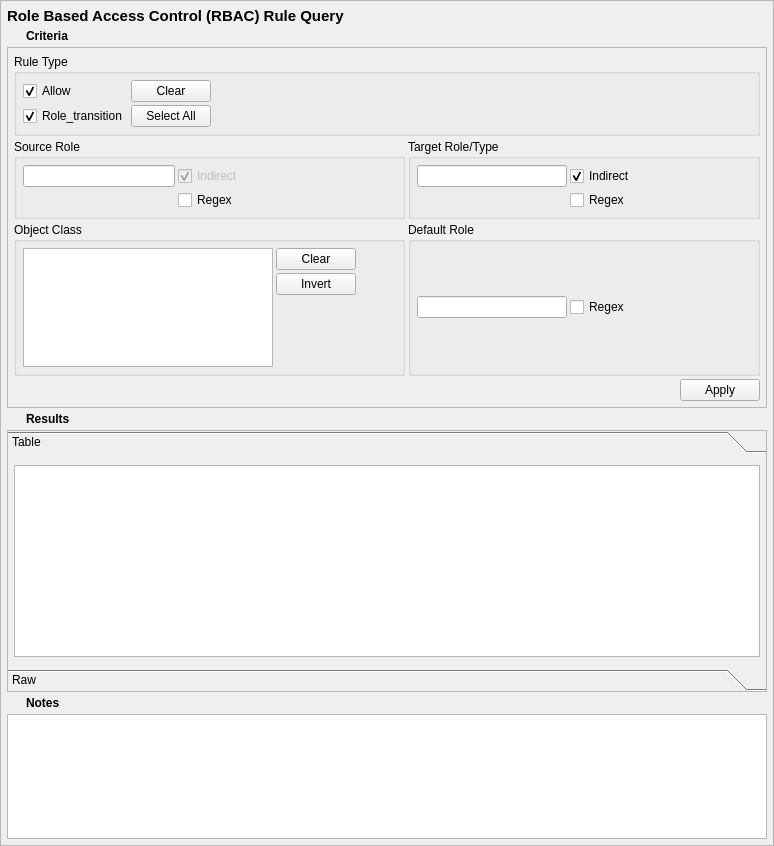
Old version of the form data/rbacrulequery.ui in the repository SELinuxProject/setools.
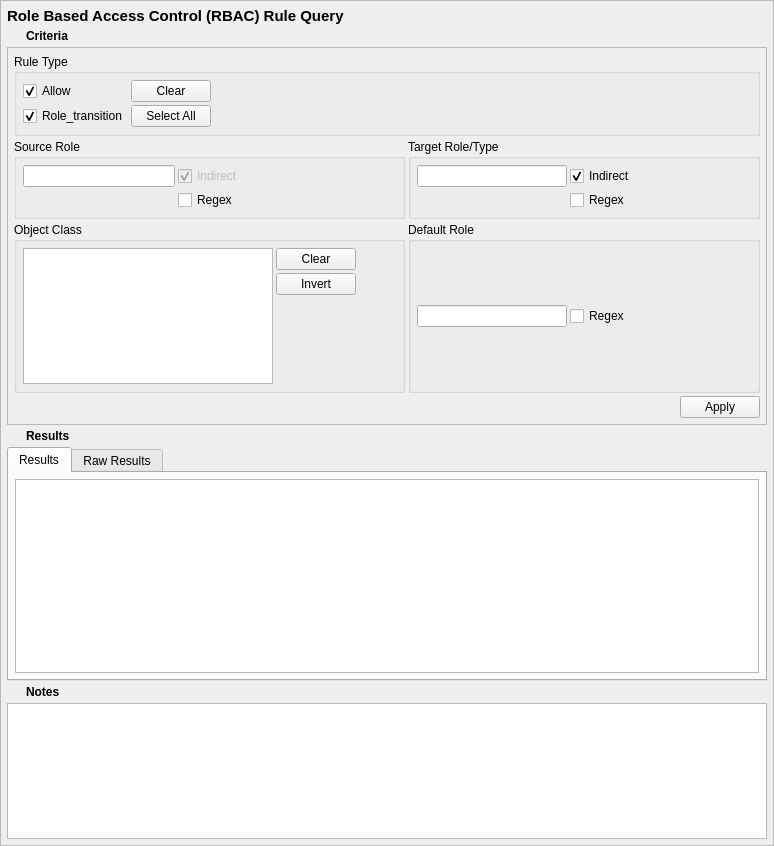
New version of the form. Icons and pictures are not drawn.

Commit message:
(TE/RBAC/MLS)RuleQueryTab: convert QToolBox to QTabWidget.
Improves vertical space efficiency

What changed in the file:
```diff
--- a/data/rbacrulequery.ui
+++ b/data/rbacrulequery.ui
@@ -47,113 +47,6 @@
     <property name="spacing">
      <number>3</number>
     </property>
-    <item row="4" column="0" colspan="2">
-     <widget class="QToolBox" name="results_frame">
-      <property name="sizePolicy">
-       <sizepolicy hsizetype="Preferred" vsizetype="MinimumExpanding">
-        <horstretch>0</horstretch>
-        <verstretch>0</verstretch>
-       </sizepolicy>
-      </property>
-      <property name="frameShape">
-       <enum>QFrame::StyledPanel</enum>
-      </property>
-      <property name="currentIndex">
-       <number>0</number>
-      </property>
-      <widget class="QWidget" name="table_page">
-       <property name="geometry">
-        <rect>
-         <x>0</x>
-         <y>0</y>
-         <width>758</width>
-         <height>204</height>
-        </rect>
-       </property>
-       <attribute name="label">
-        <string>Table</string>
-       </attribute>
-       <layout class="QVBoxLayout" name="verticalLayout_3">
-        <property name="leftMargin">
-         <number>6</number>
-        </property>
-        <property name="topMargin">
-         <number>6</number>
-        </property>
-        <property name="rightMargin">
-         <number>6</number>
-        </property>
-        <property name="bottomMargin">
-         <number>6</number>
-        </property>
-        <item>
-         <widget class="QTableView" name="table_results">
-          <property name="sizeAdjustPolicy">
-           <enum>QAbstractScrollArea::AdjustIgnored</enum>
-          </property>
-          <property name="alternatingRowColors">
-           <bool>true</bool>
-          </property>
-          <property name="sortingEnabled">
-           <bool>true</bool>
-          </property>
-         </widget>
-        </item>
-       </layout>
-      </widget>
-      <widget class="QWidget" name="raw_page">
-       <property name="geometry">
-        <rect>
-         <x>0</x>
-         <y>0</y>
-         <width>758</width>
-         <height>204</height>
-        </rect>
-       </property>
-       <attribute name="label">
-        <string>Raw</string>
-       </attribute>
-       <layout class="QVBoxLayout" name="verticalLayout_2">
-        <property name="leftMargin">
-         <number>6</number>
-        </property>
-        <property name="topMargin">
-         <number>6</number>
-        </property>
-        <property name="rightMargin">
-         <number>6</number>
-        </property>
-        <property name="bottomMargin">
-         <number>6</number>
-        </property>
-        <item>
-         <widget class="QPlainTextEdit" name="raw_results">
-          <property name="minimumSize">
-           <size>
-            <width>0</width>
-            <height>0</height>
-           </size>
-          </property>
-          <property name="font">
-           <font>
-            <family>Monospace</family>
-           </font>
-          </property>
-          <property name="documentTitle">
-           <string/>
-          </property>
-          <property name="lineWrapMode">
-           <enum>QPlainTextEdit::NoWrap</enum>
-          </property>
-          <property name="readOnly">
-           <bool>true</bool>
-          </property>
-         </widget>
-        </item>
-       </layout>
-      </widget>
-     </widget>
-    </item>
     <item row="5" column="0">
      <widget class="QPushButton" name="notes_expander">
       <property name="sizePolicy">
@@ -872,6 +765,94 @@
       <zorder>default_criteria</zorder>
      </widget>
     </item>
+    <item row="4" column="0" colspan="2">
+     <widget class="QTabWidget" name="results_frame">
+      <property name="sizePolicy">
+       <sizepolicy hsizetype="Preferred" vsizetype="MinimumExpanding">
+        <horstretch>0</horstretch>
+        <verstretch>0</verstretch>
+       </sizepolicy>
+      </property>
+      <property name="currentIndex">
+       <number>0</number>
+      </property>
+      <widget class="QWidget" name="results_framePage1">
+       <attribute name="title">
+        <string>Results</string>
+       </attribute>
+       <layout class="QVBoxLayout" name="verticalLayout_3">
+        <property name="leftMargin">
+         <number>6</number>
+        </property>
+        <property name="topMargin">
+         <number>6</number>
+        </property>
+        <property name="rightMargin">
+         <number>6</number>
+        </property>
+        <property name="bottomMargin">
+         <number>6</number>
+        </property>
+        <item>
+         <widget class="QTableView" name="table_results">
+          <property name="sizeAdjustPolicy">
+           <enum>QAbstractScrollArea::AdjustIgnored</enum>
+          </property>
+          <property name="alternatingRowColors">
+           <bool>true</bool>
+          </property>
+          <property name="sortingEnabled">
+           <bool>true</bool>
+          </property>
+         </widget>
+        </item>
+       </layout>
+      </widget>
+      <widget class="QWidget" name="results_framePage2">
+       <attribute name="title">
+        <string>Raw Results</string>
+       </attribute>
+       <layout class="QVBoxLayout" name="verticalLayout_2">
+        <property name="leftMargin">
+         <number>6</number>
+        </property>
+        <property name="topMargin">
+         <number>6</number>
+        </property>
+        <property name="rightMargin">
+         <number>6</number>
+        </property>
+        <property name="bottomMargin">
+         <number>6</number>
+        </property>
+        <item>
+         <widget class="QPlainTextEdit" name="raw_results">
+          <property name="minimumSize">
+           <size>
+            <width>0</width>
+            <height>0</height>
+           </size>
+          </property>
+          <property name="font">
+           <font>
+            <family>Monospace</family>
+           </font>
+          </property>
+          <property name="documentTitle">
+           <string/>
+          </property>
+          <property name="lineWrapMode">
+           <enum>QPlainTextEdit::NoWrap</enum>
+          </property>
+          <property name="readOnly">
+           <bool>true</bool>
+          </property>
+         </widget>
+        </item>
+       </layout>
+      </widget>
+     </widget>
+    </item>
    </layout>
   </widget>
  </widget>
```
Left out of the diff: 2 changed lines with no effect on the pictures. The commit also changes 2 other files.
